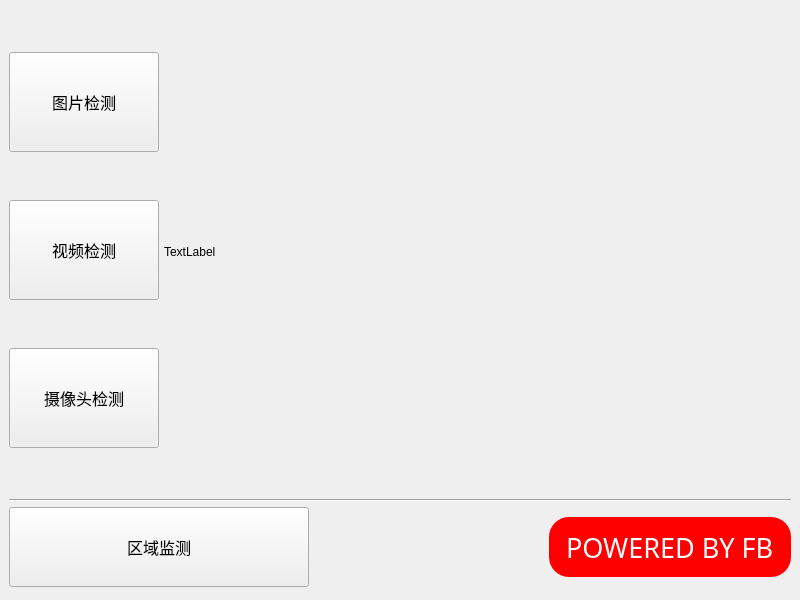
Above: project.ui from BingoBinF/yolov5-pyqt5 before the change. Below: the same form after it.
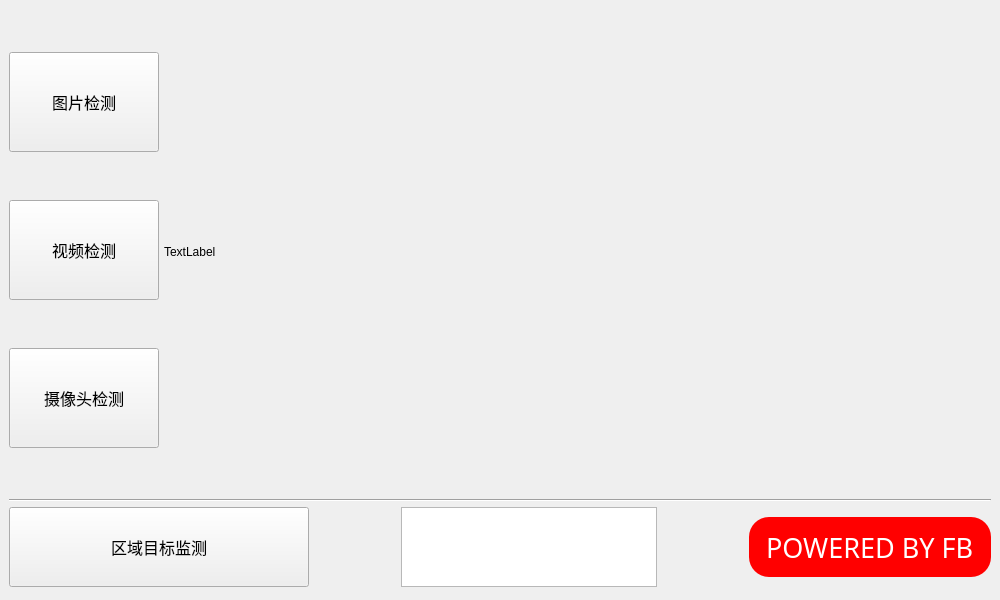
That is the form after the change.

Diff of the .ui file:
```diff
--- a/project.ui
+++ b/project.ui
@@ -6,7 +6,7 @@
    <rect>
     <x>0</x>
     <y>0</y>
-    <width>800</width>
+    <width>1000</width>
     <height>600</height>
    </rect>
   </property>
@@ -174,7 +174,7 @@
            </font>
           </property>
           <property name="text">
-           <string>区域监测</string>
+           <string>区域目标监测</string>
           </property>
          </widget>
         </item>
@@ -191,6 +191,45 @@
           </property>
          </spacer>
         </item>
+        <item>
+         <widget class="QTextBrowser" name="textBrowser">
+          <property name="enabled">
+           <bool>true</bool>
+          </property>
+          <property name="sizePolicy">
+           <sizepolicy hsizetype="Expanding" vsizetype="Fixed">
+            <horstretch>0</horstretch>
+            <verstretch>0</verstretch>
+           </sizepolicy>
+          </property>
+          <property name="maximumSize">
+           <size>
+            <width>16777215</width>
+            <height>80</height>
+           </size>
+          </property>
+          <property name="html">
+           <string>&lt;!DOCTYPE HTML PUBLIC &quot;-//W3C//DTD HTML 4.0//EN&quot; &quot;http://www.w3.org/TR/REC-html40/strict.dtd&quot;&gt;
+&lt;html&gt;&lt;head&gt;&lt;meta name=&quot;qrichtext&quot; content=&quot;1&quot; /&gt;&lt;style type=&quot;text/css&quot;&gt;
+p, li { white-space: pre-wrap; }
+&lt;/style&gt;&lt;/head&gt;&lt;body style=&quot; font-family:'SimSun'; font-size:9pt; font-weight:400; font-style:normal;&quot;&gt;
+&lt;p style=&quot;-qt-paragraph-type:empty; margin-top:0px; margin-bottom:0px; margin-left:0px; margin-right:0px; -qt-block-indent:0; text-indent:0px;&quot;&gt;&lt;br /&gt;&lt;/p&gt;&lt;/body&gt;&lt;/html&gt;</string>
+          </property>
+         </widget>
+        </item>
+        <item>
+         <spacer name="horizontalSpacer_2">
+          <property name="orientation">
+           <enum>Qt::Horizontal</enum>
+          </property>
+          <property name="sizeHint" stdset="0">
+           <size>
+            <width>40</width>
+            <height>20</height>
+           </size>
+          </property>
+         </spacer>
+        </item>
         <item>
          <widget class="QLabel" name="powerLabel">
           <property name="sizePolicy">
```
Left out of the diff: 10 changed lines with no effect on the pictures.
